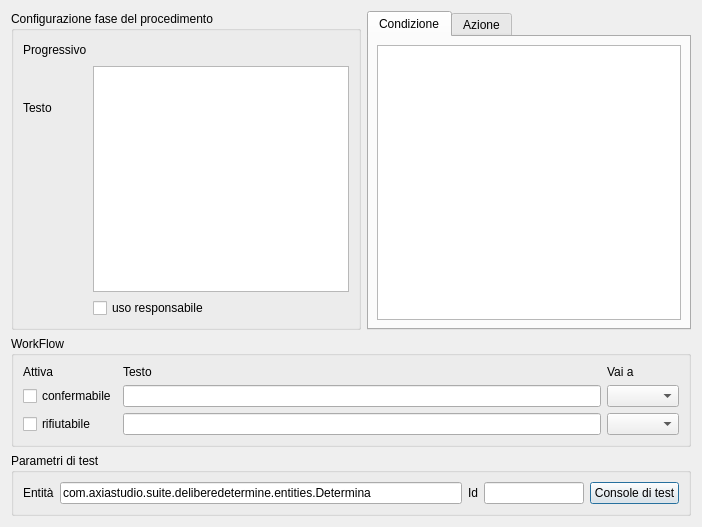
Before: the Qt Designer form src/com/axiastudio/suite/procedimenti/forms/faseprocedimento.ui in tizianolattisi/suitegda, drawn with Qt 5.
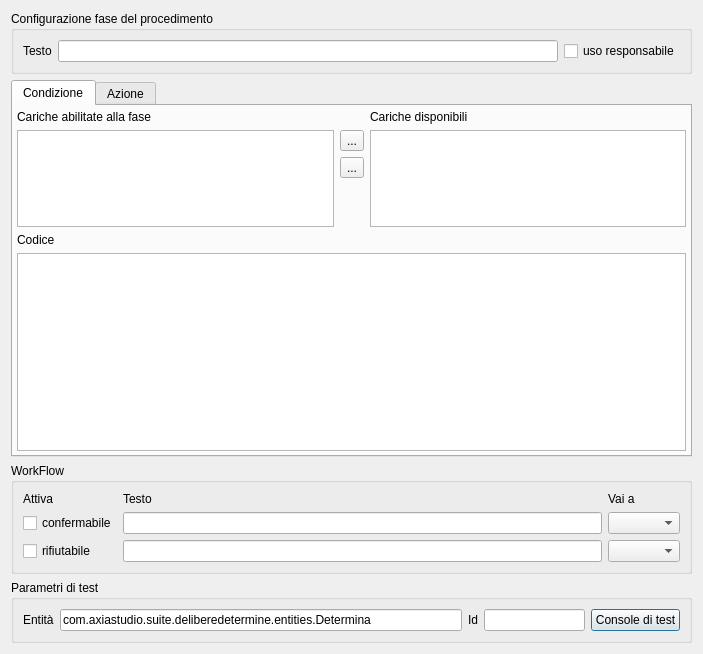
After: the same form once the commit is applied. Custom widgets are drawn as their Qt base class.

Commit message: Gestione delle cariche nella fase del procedimento (aggiungi/rimuovi). Forse in futuro mettiamo un paio di pulsanti per cambiare l'ordine, ma per ora basta rimuoverle e reinserirle nell'ordine corretto. Le cariche del procedimento vengono riportare sulla pratica.

Patch:
```diff
--- a/src/com/axiastudio/suite/procedimenti/forms/faseprocedimento.ui
+++ b/src/com/axiastudio/suite/procedimenti/forms/faseprocedimento.ui
@@ -6,20 +6,18 @@
    <rect>
     <x>0</x>
     <y>0</y>
-    <width>702</width>
-    <height>527</height>
+    <width>703</width>
+    <height>654</height>
    </rect>
   </property>
   <property name="windowTitle">
    <string>Fase del procedimento</string>
   </property>
-  <layout class="QVBoxLayout" name="verticalLayout_3">
-   <item>
-    <layout class="QHBoxLayout" name="horizontalLayout">
+  <layout class="QVBoxLayout" name="verticalLayout_2">
      <item>
       <widget class="QGroupBox" name="groupBox">
        <property name="sizePolicy">
-        <sizepolicy hsizetype="Fixed" vsizetype="Preferred">
+      <sizepolicy hsizetype="Preferred" vsizetype="Preferred">
          <horstretch>0</horstretch>
          <verstretch>0</verstretch>
         </sizepolicy>
@@ -27,55 +25,22 @@
        <property name="title">
         <string>Configurazione fase del procedimento</string>
        </property>
-       <layout class="QGridLayout" name="gridLayout">
-        <item row="0" column="0">
-         <widget class="QLabel" name="label">
-          <property name="text">
-           <string>Progressivo</string>
-          </property>
-         </widget>
-        </item>
-        <item row="0" column="2">
-         <spacer name="horizontalSpacer">
-          <property name="orientation">
-           <enum>Qt::Horizontal</enum>
-          </property>
-          <property name="sizeHint" stdset="0">
-           <size>
-            <width>194</width>
-            <height>20</height>
-           </size>
-          </property>
-         </spacer>
-        </item>
-        <item row="1" column="0">
+     <layout class="QHBoxLayout" name="horizontalLayout">
+      <item>
          <widget class="QLabel" name="label_2">
           <property name="text">
            <string>Testo</string>
           </property>
          </widget>
         </item>
-        <item row="1" column="1" rowspan="2" colspan="2">
-         <widget class="QTextEdit" name="textEdit">
+      <item>
+       <widget class="QLineEdit" name="lineEdit_3">
           <property name="column" stdset="0">
            <string>testo</string>
           </property>
          </widget>
         </item>
-        <item row="2" column="0" rowspan="2">
-         <spacer name="verticalSpacer">
-          <property name="orientation">
-           <enum>Qt::Vertical</enum>
-          </property>
-          <property name="sizeHint" stdset="0">
-           <size>
-            <width>20</width>
-            <height>182</height>
-           </size>
-          </property>
-         </spacer>
-        </item>
-        <item row="3" column="1" colspan="2">
+      <item>
          <widget class="QCheckBox" name="checkBox_3">
           <property name="text">
            <string>uso responsabile</string>
@@ -89,7 +54,7 @@
       </widget>
      </item>
      <item>
-      <widget class="QTabWidget" name="tabWidget">
+    <widget class="QTabWidget" name="Ruoli">
        <property name="currentIndex">
         <number>0</number>
        </property>
@@ -97,20 +62,74 @@
         <attribute name="title">
          <string>Condizione</string>
         </attribute>
-        <layout class="QVBoxLayout" name="verticalLayout_2">
+      <layout class="QGridLayout" name="gridLayout_3" rowstretch="0,0,0,1,0,4">
          <property name="leftMargin">
-          <number>8</number>
+        <number>4</number>
          </property>
          <property name="topMargin">
-          <number>8</number>
+        <number>4</number>
          </property>
          <property name="rightMargin">
-          <number>8</number>
+        <number>4</number>
          </property>
          <property name="bottomMargin">
-          <number>8</number>
-         </property>
-         <item>
+        <number>4</number>
+       </property>
+       <item row="0" column="0">
+        <widget class="QLabel" name="label_10">
+         <property name="text">
+          <string>Cariche abilitate alla fase</string>
+         </property>
+        </widget>
+       </item>
+       <item row="0" column="2">
+        <widget class="QLabel" name="label_11">
+         <property name="text">
+          <string>Cariche disponibili</string>
+         </property>
+        </widget>
+       </item>
+       <item row="1" column="0" rowspan="3">
+        <widget class="QListWidget" name="caricheAbilitate"/>
+       </item>
+       <item row="1" column="1">
+        <widget class="QToolButton" name="aggiungiCarica">
+         <property name="text">
+          <string>...</string>
+         </property>
+        </widget>
+       </item>
+       <item row="1" column="2" rowspan="3">
+        <widget class="QListWidget" name="caricheDisponibili"/>
+       </item>
+       <item row="2" column="1">
+        <widget class="QToolButton" name="rimuoviCarica">
+         <property name="text">
+          <string>...</string>
+         </property>
+        </widget>
+       </item>
+       <item row="3" column="1">
+        <spacer name="verticalSpacer_2">
+         <property name="orientation">
+          <enum>Qt::Vertical</enum>
+         </property>
+         <property name="sizeHint" stdset="0">
+          <size>
+           <width>20</width>
+           <height>36</height>
+          </size>
+         </property>
+        </spacer>
+       </item>
+       <item row="4" column="0" colspan="3">
+        <widget class="QLabel" name="label_9">
+         <property name="text">
+          <string>Codice</string>
+         </property>
+        </widget>
+       </item>
+       <item row="5" column="0" colspan="3">
           <widget class="QTextEdit" name="textEdit_2">
            <property name="column" stdset="0">
             <string>condizione</string>
@@ -146,8 +165,6 @@
         </layout>
        </widget>
       </widget>
-     </item>
-    </layout>
    </item>
    <item>
     <widget class="QGroupBox" name="groupBox_2">
```
Left out of the diff: 17 changed lines with no effect on the pictures. Lines whose indentation alone changed are shown as unchanged. The commit also changes 2 other files.
